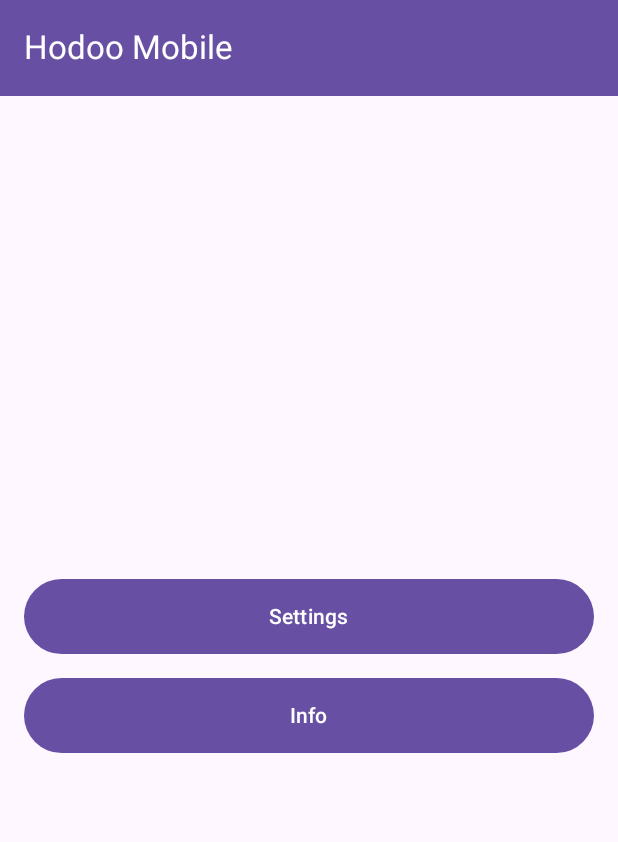
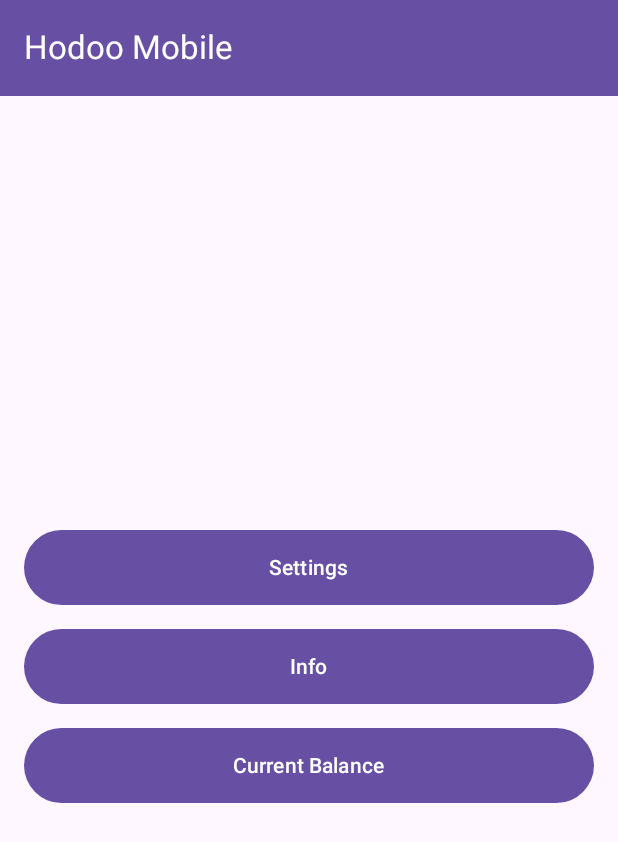
Before and after one commit to hernad/hodoo-mobile, an Android app built with Jetpack Compose: the screen it shows after launch (MainActivity), on a phone screen of 412 x 824 dp. Shown: the top 842 px of the screen. Run offline under Robolectric (Android 15) with nearby library versions, the phone set to English and light mode, and no system bars; 5 statements that could not run were skipped.

Commit message:
feat: Implement Current Balance screen

```diff
--- a/KotlinProject/composeApp/src/commonMain/kotlin/ba/out/bring/hodooMobile/App.kt
+++ b/KotlinProject/composeApp/src/commonMain/kotlin/ba/out/bring/hodooMobile/App.kt
@@ -26,7 +26,7 @@ import ba.out.bring.hodooMobile.createSettings
 import org.jetbrains.compose.ui.tooling.preview.Preview
 
 enum class Screen {
-    MainMenu, Settings, Info
+    MainMenu, Settings, Info, CurrentBalance
 }
 
 @OptIn(ExperimentalMaterial3Api::class)
@@ -57,7 +57,7 @@ fun App(context: Any? = null) {
                     navigationIcon = {
                         if (currentScreen != Screen.MainMenu) {
                             IconButton(onClick = { currentScreen = Screen.MainMenu }) {
-                                Icon(Icons.Filled.ArrowBack, "Back")
+                                Icon(Icons.AutoMirrored.Filled.ArrowBack, "Back")
                             }
                         }
                     },
@@ -73,7 +73,8 @@ fun App(context: Any? = null) {
                 when (currentScreen) {
                     Screen.MainMenu -> MainMenuScreen(
                         onNavigateToSettings = { currentScreen = Screen.Settings },
-                        onNavigateToInfo = { currentScreen = Screen.Info }
+                        onNavigateToInfo = { currentScreen = Screen.Info },
+                        onNavigateToCurrentBalance = { currentScreen = Screen.CurrentBalance }
                     )
                     Screen.Settings -> SettingsScreen(
                         settings = settings,
@@ -87,6 +88,10 @@ fun App(context: Any? = null) {
                         odooUser = odooUser,
                         odooApiKey = odooApiKey
                     )
+                    Screen.CurrentBalance -> CurrentBalanceScreen(
+                        settings = settings,
+                        odooRpc = odooRpc
+                    )
                 }
             }
         }
--- a/KotlinProject/composeApp/src/commonMain/kotlin/ba/out/bring/hodooMobile/MainMenuScreen.kt
+++ b/KotlinProject/composeApp/src/commonMain/kotlin/ba/out/bring/hodooMobile/MainMenuScreen.kt
@@ -11,7 +11,8 @@ import androidx.compose.ui.unit.dp
 @Composable
 fun MainMenuScreen(
     onNavigateToSettings: () -> Unit,
-    onNavigateToInfo: () -> Unit
+    onNavigateToInfo: () -> Unit,
+    onNavigateToCurrentBalance: () -> Unit
 ) {
     Column(
         modifier = Modifier.fillMaxSize().padding(16.dp),
@@ -31,5 +32,12 @@ fun MainMenuScreen(
         ) {
             Text("Info")
         }
+        Spacer(modifier = Modifier.height(16.dp))
+        Button(
+            onClick = onNavigateToCurrentBalance,
+            modifier = Modifier.fillMaxWidth().height(50.dp)
+        ) {
+            Text("Current Balance")
+        }
     }
 }
```
Also changed, not shown: KotlinProject/composeApp/src/commonMain/kotlin/ba/out/bring/hodooMobile/CurrentBalanceScreen.kt (added, +96 -0 lines), 3 other files.
